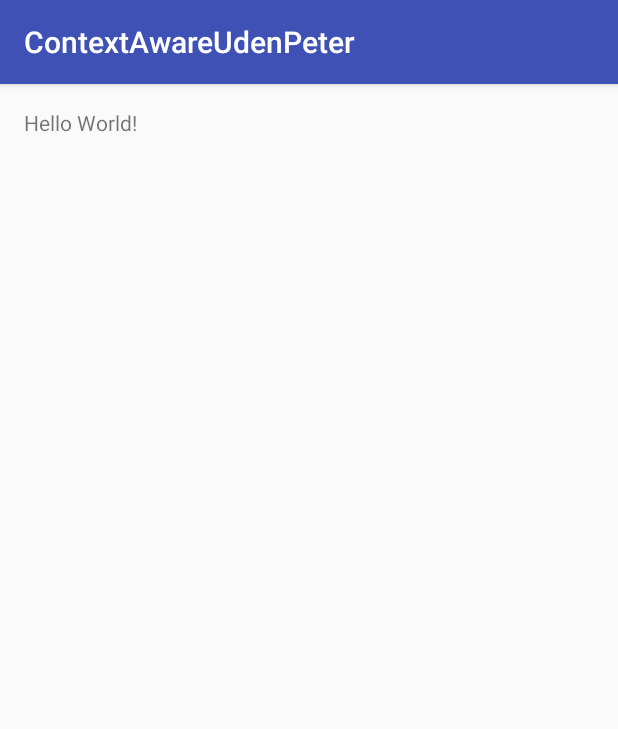
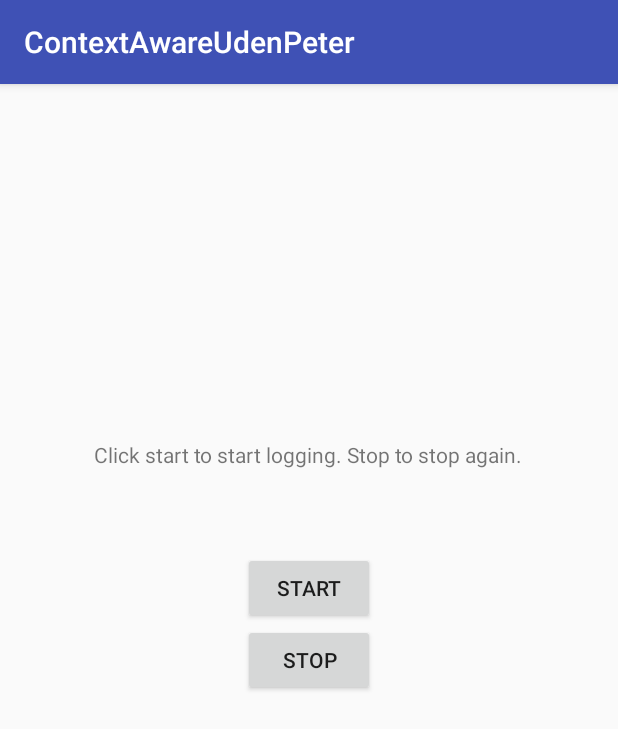
Before and after one commit to aohammer/ContextAwareUdenPeter, an Android app: the screen it shows after launch (MainActivity), on a phone screen of 412 x 824 dp. Shown: the top 729 px of the screen. Run offline under Robolectric (Android 15) with nearby library versions, the phone set to English and light mode, and no system bars.

Commit message:
Med et par knapper

```diff
--- a/app/src/main/java/com/example/andreas/contextawareudenpeter/MainActivity.java
+++ b/app/src/main/java/com/example/andreas/contextawareudenpeter/MainActivity.java
@@ -1,13 +1,26 @@
 package com.example.andreas.contextawareudenpeter;
 
+import android.content.Context;
+import android.hardware.Sensor;
+import android.hardware.SensorManager;
 import android.support.v7.app.AppCompatActivity;
 import android.os.Bundle;
 
+
+
 public class MainActivity extends AppCompatActivity {
+
+    private SensorManager mSensorManager;
+    private Sensor mSensor;
 
     @Override
     protected void onCreate(Bundle savedInstanceState) {
         super.onCreate(savedInstanceState);
         setContentView(R.layout.activity_main);
+
+        mSensorManager = (SensorManager) getSystemService(Context.SENSOR_SERVICE);
+        mSensor = mSensorManager.getDefaultSensor(Sensor.TYPE_ACCELEROMETER);
+
+
     }
 }
--- a/app/src/main/res/layout/activity_main.xml
+++ b/app/src/main/res/layout/activity_main.xml
@@ -10,8 +10,32 @@
     android:paddingTop="@dimen/activity_vertical_margin"
     tools:context="com.example.andreas.contextawareudenpeter.MainActivity">
 
+    <Button
+        android:text="Stop"
+        android:layout_width="wrap_content"
+        android:layout_height="wrap_content"
+        android:id="@+id/buttonStop"
+        android:layout_centerVertical="true"
+        android:layout_alignLeft="@+id/buttonStart"
+        android:layout_alignStart="@+id/buttonStart" />
+
+    <Button
+        android:text="Start"
+        android:layout_width="wrap_content"
+        android:layout_height="wrap_content"
+        android:id="@+id/buttonStart"
+        android:layout_above="@+id/buttonStop"
+        android:layout_centerHorizontal="true" />
+
     <TextView
         android:layout_width="wrap_content"
         android:layout_height="wrap_content"
-        android:text="Hello World!" />
+        android:text="Click start to start logging. Stop to stop again."
+        android:id="@+id/textView"
+        android:layout_above="@+id/buttonStart"
+        android:layout_centerHorizontal="true"
+        android:layout_marginBottom="55dp" />
+
+
+
 </RelativeLayout>
```
